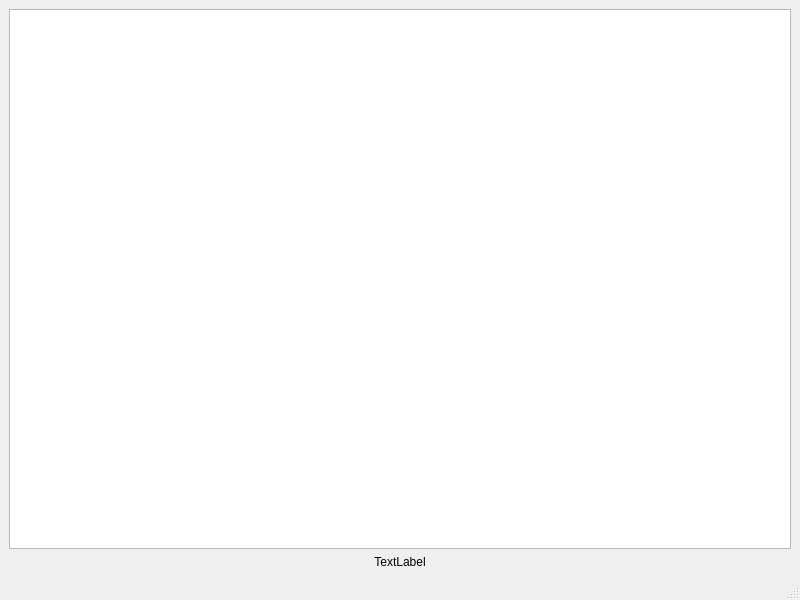
First picture: the form in secure_notes_client/ui/note_edit_window.ui, repository rlee287/secure-notes-client, before the edit.
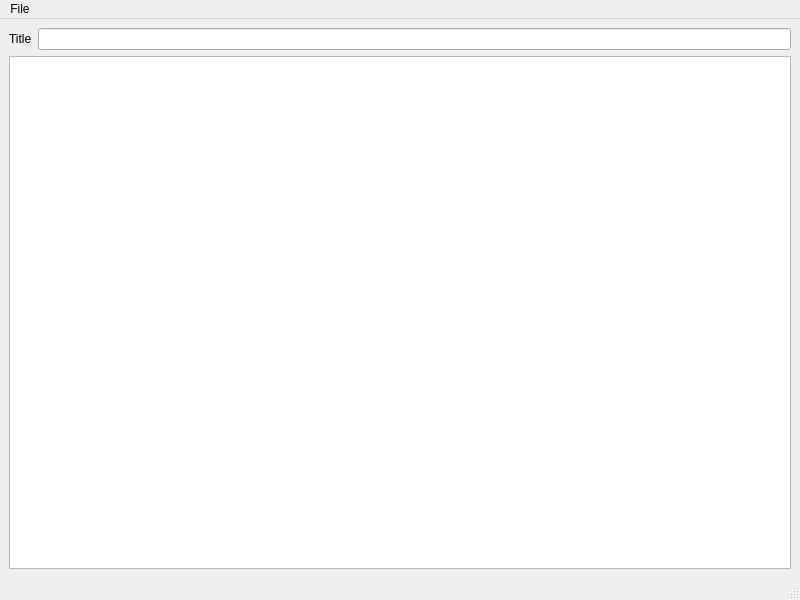
Second picture: the form after the edit.

Commit message: Continue adjusting note edit UI

What changed in the file:
```diff
--- a/secure_notes_client/ui/note_edit_window.ui
+++ b/secure_notes_client/ui/note_edit_window.ui
@@ -16,18 +16,18 @@
   <widget class="QWidget" name="centralwidget">
    <layout class="QGridLayout" name="gridLayout">
     <item row="0" column="0">
-     <widget class="QPlainTextEdit" name="noteTextEdit"/>
-    </item>
-    <item row="1" column="0">
-     <widget class="QLabel" name="statusTextLabel">
+     <widget class="QLabel" name="labelTitle">
       <property name="text">
-       <string>TextLabel</string>
-      </property>
-      <property name="alignment">
-       <set>Qt::AlignCenter</set>
+       <string>Title</string>
       </property>
      </widget>
     </item>
+    <item row="0" column="1">
+     <widget class="QLineEdit" name="titleLineEdit"/>
+    </item>
+    <item row="1" column="0" colspan="2">
+     <widget class="QPlainTextEdit" name="noteTextEdit"/>
+    </item>
    </layout>
   </widget>
   <widget class="QMenuBar" name="menubar">
@@ -39,6 +39,13 @@
      <height>40</height>
     </rect>
    </property>
+   <widget class="QMenu" name="menuFile">
+    <property name="title">
+     <string>File</string>
+    </property>
+    <addaction name="actionSave"/>
+   </widget>
+   <addaction name="menuFile"/>
   </widget>
   <widget class="QStatusBar" name="statusbar"/>
  </widget>
```
Left out of the diff: 8 changed lines with no effect on the pictures. The commit also changes 1 other file.
